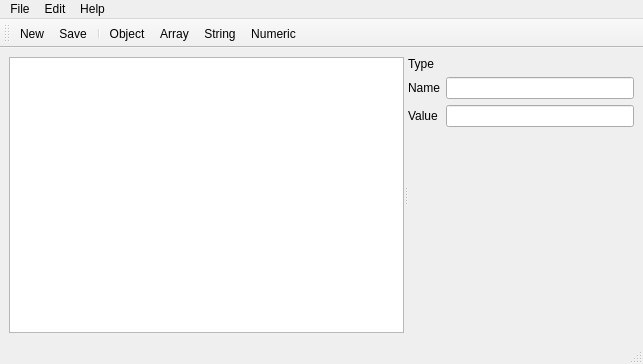
Qt form qtree1/mainwindow.ui (knalum/qt_stuff) before a commit.
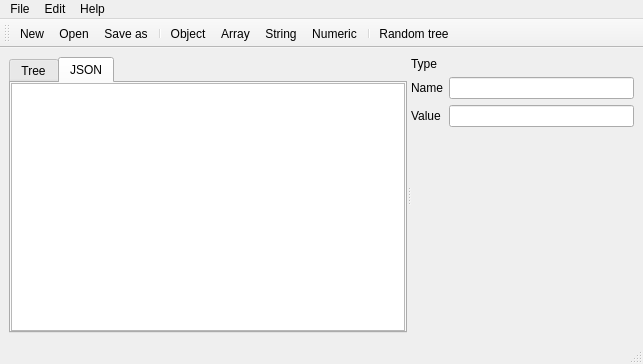
The same form after that commit. The open tabs and pages were chosen to show the change. Icons and pictures are not drawn.

Commit message: open and tab

```diff
--- a/qtree1/mainwindow.ui
+++ b/qtree1/mainwindow.ui
@@ -14,13 +14,73 @@
    <string>MainWindow</string>
   </property>
   <widget class="QWidget" name="centralwidget">
-   <layout class="QVBoxLayout" name="verticalLayout">
+   <layout class="QHBoxLayout" name="horizontalLayout">
     <item>
      <widget class="QSplitter" name="splitter">
       <property name="orientation">
        <enum>Qt::Horizontal</enum>
       </property>
-      <widget class="QTreeView" name="treeView"/>
+      <widget class="QTabWidget" name="tabWidget">
+       <property name="tabShape">
+        <enum>QTabWidget::Rounded</enum>
+       </property>
+       <property name="currentIndex">
+        <number>0</number>
+       </property>
+       <widget class="QWidget" name="treeTab">
+        <attribute name="title">
+         <string>Tree</string>
+        </attribute>
+        <layout class="QVBoxLayout" name="verticalLayout">
+         <property name="leftMargin">
+          <number>0</number>
+         </property>
+         <property name="topMargin">
+          <number>0</number>
+         </property>
+         <property name="rightMargin">
+          <number>0</number>
+         </property>
+         <property name="bottomMargin">
+          <number>0</number>
+         </property>
+         <item>
+          <widget class="QTreeView" name="treeView"/>
+         </item>
+        </layout>
+       </widget>
+       <widget class="QWidget" name="jsonTab">
+        <attribute name="title">
+         <string>JSON</string>
+        </attribute>
+        <layout class="QVBoxLayout" name="verticalLayout_2">
+         <property name="leftMargin">
+          <number>0</number>
+         </property>
+         <property name="topMargin">
+          <number>0</number>
+         </property>
+         <property name="rightMargin">
+          <number>0</number>
+         </property>
+         <property name="bottomMargin">
+          <number>0</number>
+         </property>
+         <item>
+          <widget class="QPlainTextEdit" name="jsonTextField">
+           <property name="font">
+            <font>
+             <family>Courier</family>
+            </font>
+           </property>
+           <property name="plainText">
+            <string/>
+           </property>
+          </widget>
+         </item>
+        </layout>
+       </widget>
+      </widget>
       <widget class="QWidget" name="formLayoutWidget">
        <layout class="QFormLayout" name="formLayout">
         <property name="fieldGrowthPolicy">
@@ -130,12 +190,15 @@
     <bool>false</bool>
    </attribute>
    <addaction name="actionNew"/>
+   <addaction name="actionOpen"/>
    <addaction name="actionSave"/>
    <addaction name="separator"/>
    <addaction name="actionAdd_object"/>
    <addaction name="actionArray"/>
    <addaction name="actionString_Item"/>
    <addaction name="actionNumeric"/>
+   <addaction name="separator"/>
+   <addaction name="actionRandom_tree"/>
   </widget>
   <widget class="QStatusBar" name="statusBar"/>
   <action name="actionNew">
@@ -193,7 +256,7 @@
      <normaloff>:/res/img/file_save_as.png</normaloff>:/res/img/file_save_as.png</iconset>
    </property>
    <property name="text">
-    <string>Save</string>
+    <string>Save as...</string>
    </property>
    <property name="shortcut">
     <string>Ctrl+Shift+S</string>
@@ -233,6 +296,26 @@
     <string>Shift+Num+Right</string>
    </property>
   </action>
+  <action name="actionOpen">
+   <property name="icon">
+    <iconset resource="res.qrc">
+     <normaloff>:/res/img/folder_vertical_open.png</normaloff>:/res/img/folder_vertical_open.png</iconset>
+   </property>
+   <property name="text">
+    <string>Open</string>
+   </property>
+   <property name="shortcut">
+    <string>Ctrl+O</string>
+   </property>
+  </action>
+  <action name="save">
+   <property name="text">
+    <string>Save</string>
+   </property>
+   <property name="shortcut">
+    <string>Ctrl+S</string>
+   </property>
+  </action>
  </widget>
  <resources>
   <include location="res.qrc"/>
```
Left out of the diff: 17 changed lines with no effect on the pictures. The commit also changes 10 other files.
